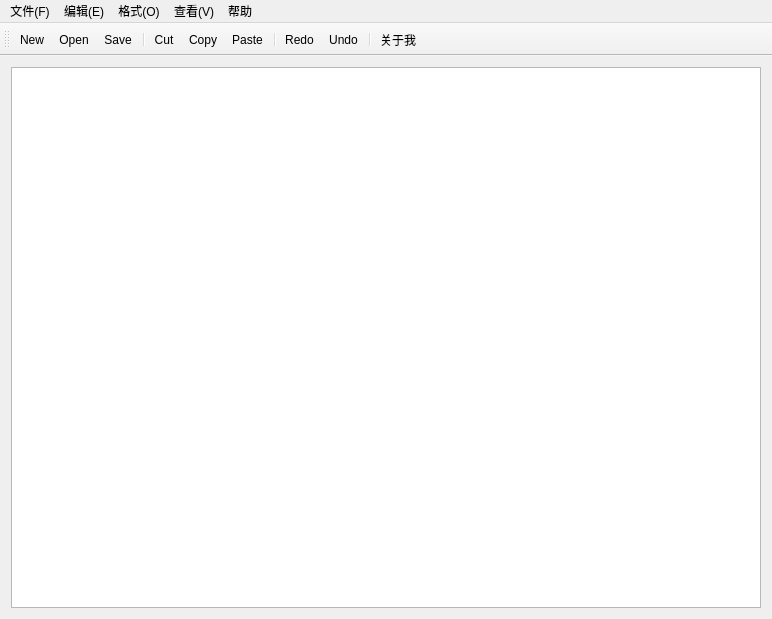
Above: VlyfNotepad/mainwindow.ui from ManateeFan/vlyf_toys before the change. Below: the same form after it.
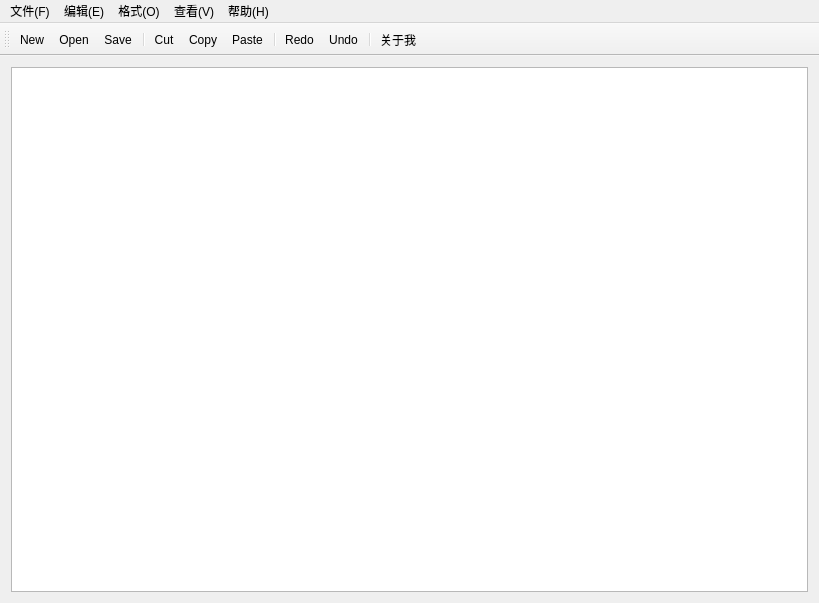
That is the form after the change. Icons and pictures are not drawn.

The edit to the form file:
```diff
--- a/VlyfNotepad/mainwindow.ui
+++ b/VlyfNotepad/mainwindow.ui
@@ -6,8 +6,8 @@
    <rect>
     <x>0</x>
     <y>0</y>
-    <width>772</width>
-    <height>619</height>
+    <width>819</width>
+    <height>603</height>
    </rect>
   </property>
   <property name="windowTitle">
@@ -25,7 +25,7 @@
     <rect>
      <x>0</x>
      <y>0</y>
-     <width>772</width>
+     <width>819</width>
      <height>26</height>
     </rect>
    </property>
@@ -68,7 +68,7 @@
    </widget>
    <widget class="QMenu" name="menuHelp">
     <property name="title">
-     <string>帮助</string>
+     <string>帮助(H)</string>
     </property>
     <addaction name="actionAbout_me"/>
    </widget>
```
Left out of the diff: 6 changed lines with no effect on the pictures.
